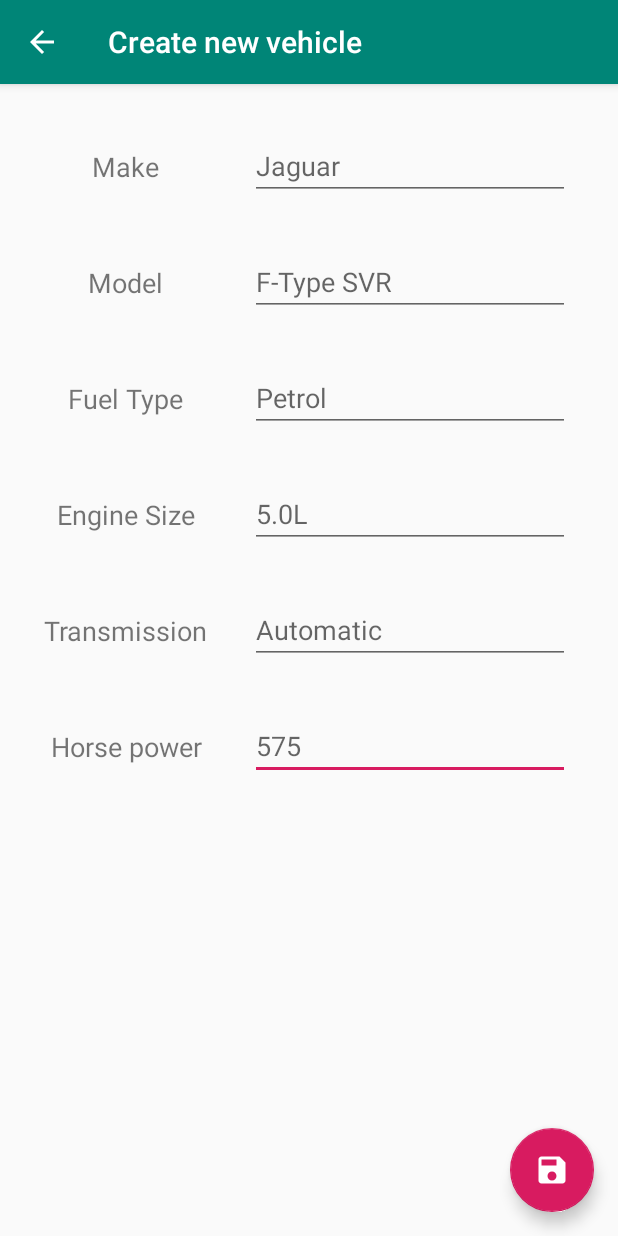
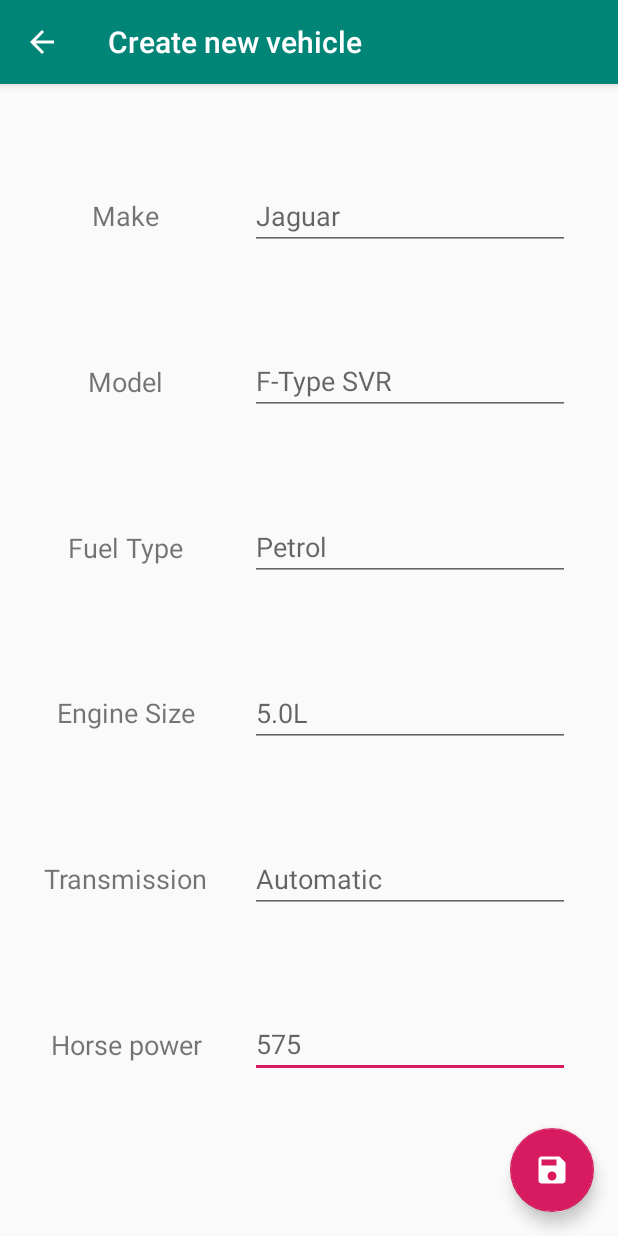
Before and after one commit to Barcode36/FuelDiet, an Android app: the AddNewVehicleActivity screen opened directly, with no data from a screen before it, on a phone screen of 412 x 824 dp. Run offline under Robolectric (Android 15) with nearby library versions, the phone set to English and light mode, and no system bars.

Commit message:
added activity for edit vehicle

```diff
--- a/app/build.gradle
+++ b/app/build.gradle
@@ -29,4 +29,5 @@
     androidTestImplementation 'androidx.test.espresso:espresso-core:3.2.0'
     implementation 'com.squareup.picasso:picasso:2.71828'
     implementation 'com.google.code.gson:gson:2.8.6'
+    implementation 'androidx.legacy:legacy-support-v4:1.0.0'
 }
--- a/app/src/main/AndroidManifest.xml
+++ b/app/src/main/AndroidManifest.xml
@@ -9,13 +9,16 @@
         android:icon="@mipmap/ic_launcher"
         android:label="@string/app_name"
         android:roundIcon="@mipmap/ic_launcher_round"
+        android:screenOrientation="portrait"
         android:supportsRtl="true"
-        android:screenOrientation="portrait"
         android:theme="@style/AppTheme">
+        <activity android:name=".EditVehicleActivity"
+            android:parentActivityName=".MainActivity"
+            android:windowSoftInputMode="adjustResize"></activity>
         <activity
-            android:name=".ActivityAddNewVehicle"
+            android:name=".AddNewVehicleActivity"
             android:parentActivityName=".MainActivity"
-            android:windowSoftInputMode="adjustResize"/>
+            android:windowSoftInputMode="adjustResize" />
         <activity
             android:name=".MainActivity"
             android:label="@string/app_name"
--- a/app/src/main/java/com/example/fueldiet/ActivityAddNewVehicle.java
+++ b/app/src/main/java/com/example/fueldiet/AddNewVehicleActivity.java
@@ -25,7 +25,7 @@
 
 import static com.example.fueldiet.Utils.toCapitalCaseWords;
 
-public class ActivityAddNewVehicle extends AppCompatActivity {
+public class AddNewVehicleActivity extends AppCompatActivity {
 
     private SQLiteDatabase mDatabase;
     private EditText make;
@@ -160,6 +160,6 @@
 
         mDatabase.insert(FuelDietContract.VehicleEntry.TABLE_NAME, null, cv);
 
-        startActivity(new Intent(ActivityAddNewVehicle.this, MainActivity.class));
+        startActivity(new Intent(AddNewVehicleActivity.this, MainActivity.class));
     }
 }
--- a/app/src/main/java/com/example/fueldiet/MainActivity.java
+++ b/app/src/main/java/com/example/fueldiet/MainActivity.java
@@ -50,7 +50,7 @@
         fab.setOnClickListener(new View.OnClickListener() {
             @Override
             public void onClick(View view) {
-                startActivity(new Intent(MainActivity.this, ActivityAddNewVehicle.class));
+                startActivity(new Intent(MainActivity.this, AddNewVehicleActivity.class));
                 /*
                 Snackbar.make(view, "Replace with your own action", Snackbar.LENGTH_LONG)
                         .setAction("Action", null).show();*/
--- a/app/src/main/res/layout/activity_add_new_vehicle.xml
+++ b/app/src/main/res/layout/activity_add_new_vehicle.xml
@@ -1,12 +1,14 @@
 <?xml version="1.0" encoding="utf-8"?>
+
+
 <androidx.constraintlayout.widget.ConstraintLayout xmlns:android="http://schemas.android.com/apk/res/android"
     xmlns:app="http://schemas.android.com/apk/res-auto"
     xmlns:tools="http://schemas.android.com/tools"
     android:id="@+id/coordinatorLayout"
     android:layout_width="match_parent"
     android:layout_height="match_parent"
-    android:fitsSystemWindows="true">
-
+    android:fitsSystemWindows="true"
+    android:minHeight="100dp">
 
     <TextView
         android:id="@+id/textView3"
@@ -27,9 +29,10 @@
         android:ems="10"
         android:hint="@string/placeholder_horse_power"
         android:importantForAutofill="no"
-        android:inputType="textPersonName"
+        android:inputType="number"
+        app:layout_constraintBottom_toTopOf="@+id/save_vehicle"
         app:layout_constraintEnd_toEndOf="@+id/editText_transmission"
-        app:layout_constraintHorizontal_bias="0.0"
+        app:layout_constraintHorizontal_bias="0.5"
         app:layout_constraintStart_toStartOf="@+id/editText_transmission"
         app:layout_constraintTop_toBottomOf="@+id/editText_transmission" />
 
@@ -67,6 +70,7 @@
         android:hint="@string/placeholder_f_type_svr"
         android:importantForAutofill="no"
         android:inputType="textPersonName"
+        app:layout_constraintBottom_toTopOf="@+id/editText_fuel"
         app:layout_constraintStart_toStartOf="@+id/editText_make"
         app:layout_constraintTop_toBottomOf="@+id/editText_make" />
 
@@ -79,7 +83,9 @@
         android:hint="@string/placeholder_petrol"
         android:importantForAutofill="no"
         android:inputType="textPersonName"
+        app:layout_constraintBottom_toTopOf="@+id/editText_engine"
         app:layout_constraintEnd_toEndOf="@+id/editText_model"
+        app:layout_constraintHorizontal_bias="0.5"
         app:layout_constraintStart_toStartOf="@+id/editText_model"
         app:layout_constraintTop_toBottomOf="@+id/editText_model" />
 
@@ -92,7 +98,9 @@
         android:hint="@string/placeholder_5_0l"
         android:importantForAutofill="no"
         android:inputType="textPersonName"
+        app:layout_constraintBottom_toTopOf="@+id/editText_transmission"
         app:layout_constraintEnd_toEndOf="@+id/editText_fuel"
+        app:layout_constraintHorizontal_bias="0.5"
         app:layout_constraintStart_toStartOf="@+id/editText_fuel"
         app:layout_constraintTop_toBottomOf="@+id/editText_fuel" />
 
@@ -105,7 +113,9 @@
         android:hint="@string/placeholder_automatic"
         android:importantForAutofill="no"
         android:inputType="textPersonName"
+        app:layout_constraintBottom_toTopOf="@+id/editText_hp"
         app:layout_constraintEnd_toEndOf="@+id/editText_engine"
+        app:layout_constraintHorizontal_bias="0.5"
         app:layout_constraintStart_toStartOf="@+id/editText_engine"
         app:layout_constraintTop_toBottomOf="@+id/editText_engine" />
 
@@ -161,6 +171,7 @@
         android:layout_marginEnd="32dp"
         android:ems="10"
         android:hint="@string/placeholder_jaguar"
+        app:layout_constraintBottom_toTopOf="@+id/editText_model"
         app:layout_constraintEnd_toEndOf="parent"
         app:layout_constraintTop_toTopOf="parent" />
 
```
Also changed, not shown: app/src/main/java/com/example/fueldiet/EditVehicleActivity.java (added, +14 -0 lines), app/src/main/res/layout/activity_edit_vehicle.xml (added, +167 -0 lines).
